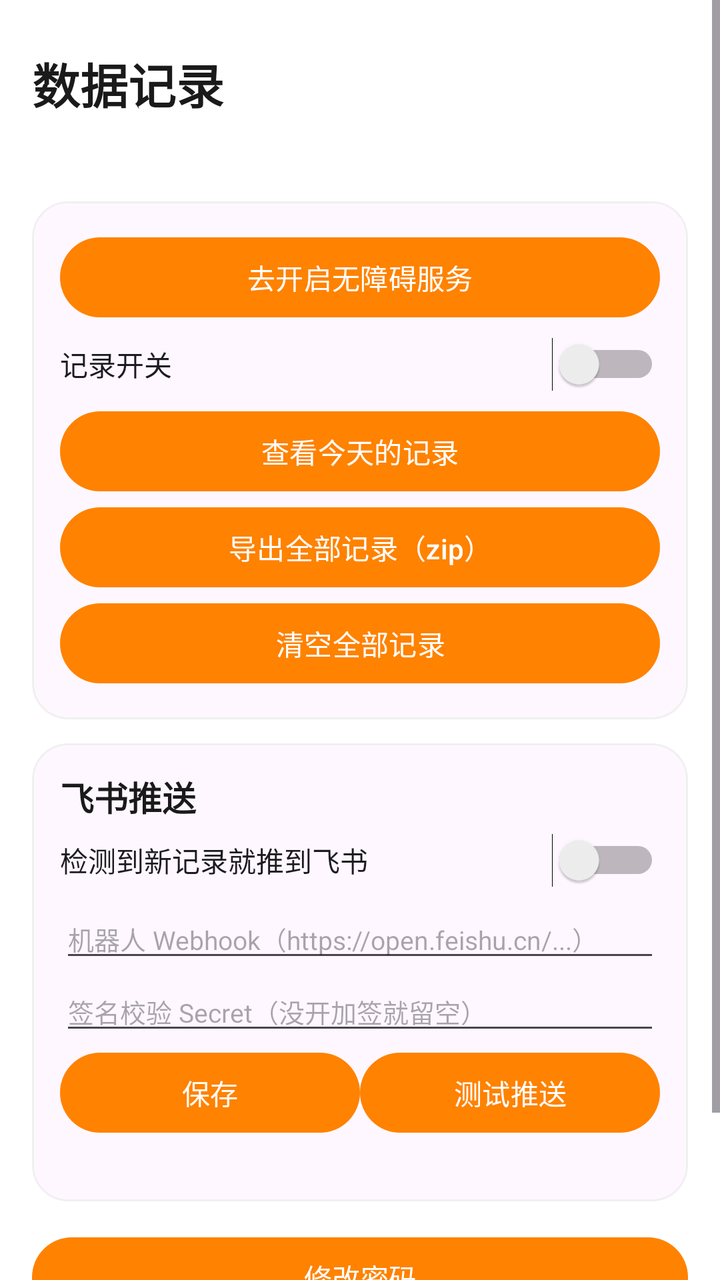
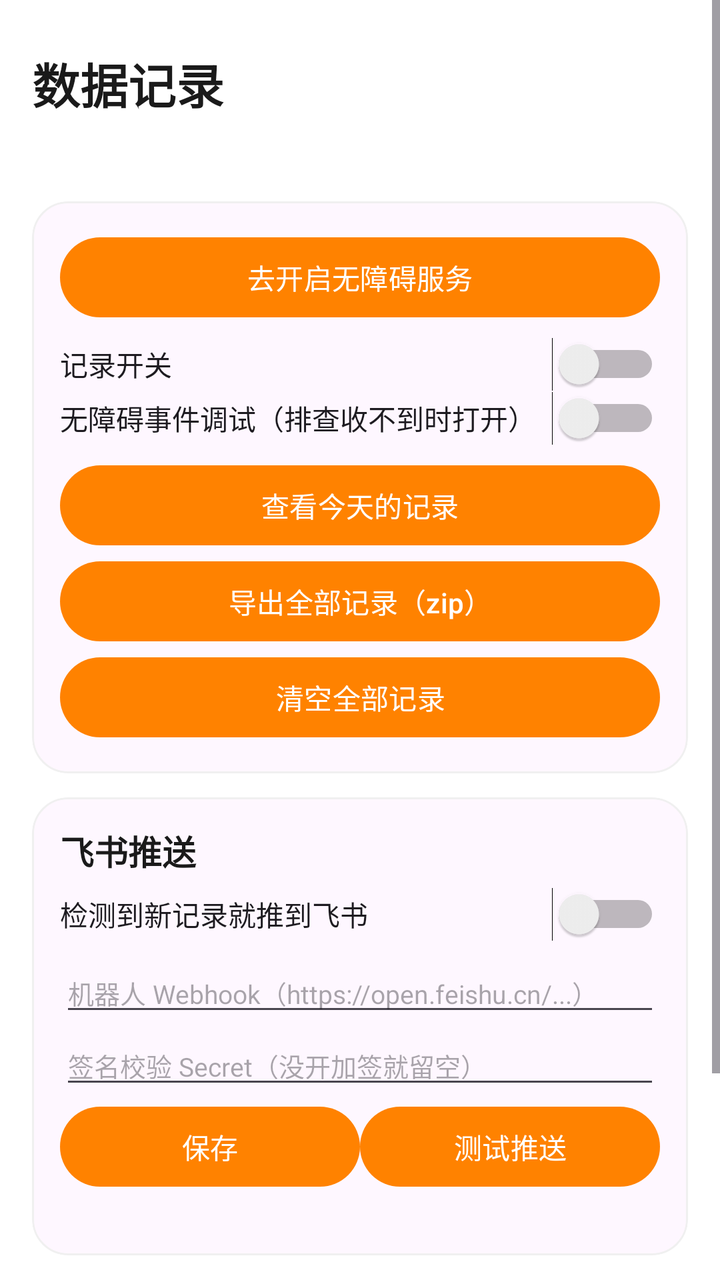

Two renders of the same Android screen: before a commit and after it. Below are the layout's source before the change and the commit's diff.
<!-- AndroidManifest.xml: application theme AppTheme -->
<!-- res/layout/activity_main.xml -->
<?xml version="1.0" encoding="utf-8"?>
<ScrollView xmlns:android="http://schemas.android.com/apk/res/android"
    xmlns:app="http://schemas.android.com/apk/res-auto"
    android:layout_width="match_parent"
    android:layout_height="match_parent"
    android:fillViewport="true">

    <LinearLayout
        android:layout_width="match_parent"
        android:layout_height="wrap_content"
        android:orientation="vertical"
        android:padding="16dp">

        <TextView
            android:layout_width="match_parent"
            android:layout_height="wrap_content"
            android:layout_marginTop="8dp"
            android:text="@string/logs_title"
            android:textColor="#1A1A1A"
            android:textSize="24sp"
            android:textStyle="bold" />

        <TextView
            android:id="@+id/tvStatus"
            android:layout_width="match_parent"
            android:layout_height="wrap_content"
            android:layout_marginTop="8dp"
            android:lineSpacingExtra="4dp"
            android:textColor="#666666"
            android:textSize="13sp" />

        <com.google.android.material.card.MaterialCardView
            android:layout_width="match_parent"
            android:layout_height="wrap_content"
            android:layout_marginTop="16dp"
            app:cardCornerRadius="18dp"
            app:cardElevation="0dp"
            app:strokeColor="#F0F0F0"
            app:strokeWidth="1dp">

            <LinearLayout
                android:layout_width="match_parent"
                android:layout_height="wrap_content"
                android:orientation="vertical"
                android:padding="14dp">

                <com.google.android.material.button.MaterialButton
                    android:id="@+id/btnAccess"
                    android:layout_width="match_parent"
                    android:layout_height="wrap_content"
                    android:text="去开启无障碍服务" />

                <Switch
                    android:id="@+id/swEnabled"
                    android:layout_width="match_parent"
                    android:layout_height="wrap_content"
                    android:layout_marginTop="6dp"
                    android:text="记录开关" />

                <com.google.android.material.button.MaterialButton
                    android:id="@+id/btnToday"
                    android:layout_width="match_parent"
                    android:layout_height="wrap_content"
                    android:layout_marginTop="6dp"
                    android:text="查看今天的记录" />

                <com.google.android.material.button.MaterialButton
                    android:id="@+id/btnShare"
                    android:layout_width="match_parent"
                    android:layout_height="wrap_content"
                    android:text="导出全部记录（zip）" />

                <com.google.android.material.button.MaterialButton
                    android:id="@+id/btnClear"
                    android:layout_width="match_parent"
                    android:layout_height="wrap_content"
                    android:text="清空全部记录" />
            </LinearLayout>
        </com.google.android.material.card.MaterialCardView>

        <com.google.android.material.card.MaterialCardView
            android:layout_width="match_parent"
            android:layout_height="wrap_content"
            android:layout_marginTop="12dp"
            app:cardCornerRadius="18dp"
            app:cardElevation="0dp"
            app:strokeColor="#F0F0F0"
            app:strokeWidth="1dp">

            <LinearLayout
                android:layout_width="match_parent"
                android:layout_height="wrap_content"
                android:orientation="vertical"
                android:padding="14dp">

                <TextView
                    android:layout_width="match_parent"
                    android:layout_height="wrap_content"
                    android:text="飞书推送"
                    android:textColor="#1A1A1A"
                    android:textSize="17sp"
                    android:textStyle="bold" />

                <Switch
                    android:id="@+id/swFeishu"
                    android:layout_width="match_parent"
                    android:layout_height="wrap_content"
                    android:layout_marginTop="6dp"
                    android:text="检测到新记录就推到飞书" />

                <EditText
                    android:id="@+id/etWebhook"
                    android:layout_width="match_parent"
                    android:layout_height="wrap_content"
                    android:layout_marginTop="6dp"
                    android:hint="机器人 Webhook（https://open.feishu.cn/...）"
                    android:inputType="textUri"
                    android:maxLines="3"
                    android:textSize="13sp" />

                <EditText
                    android:id="@+id/etSecret"
                    android:layout_width="match_parent"
                    android:layout_height="wrap_content"
                    android:hint="签名校验 Secret（没开加签就留空）"
                    android:inputType="textVisiblePassword"
                    android:maxLines="1"
                    android:textSize="13sp" />

                <LinearLayout
                    android:layout_width="match_parent"
                    android:layout_height="wrap_content"
                    android:orientation="horizontal">

                    <com.google.android.material.button.MaterialButton
                        android:id="@+id/btnSaveFeishu"
                        android:layout_width="0dp"
                        android:layout_height="wrap_content"
                        android:layout_weight="1"
                        android:text="保存" />

                    <com.google.android.material.button.MaterialButton
                        android:id="@+id/btnTestFeishu"
                        android:layout_width="0dp"
                        android:layout_height="wrap_content"
                        android:layout_weight="1"
                        android:text="测试推送" />
                </LinearLayout>

                <TextView
                    android:id="@+id/tvPush"
                    android:layout_width="match_parent"
                    android:layout_height="wrap_content"
                    android:textColor="#888888"
                    android:textSize="12sp" />
            </LinearLayout>
        </com.google.android.material.card.MaterialCardView>

        <com.google.android.material.button.MaterialButton
            android:id="@+id/btnPassword"
            android:layout_width="match_parent"
            android:layout_height="wrap_content"
            android:layout_marginTop="14dp"
            android:text="修改密码" />

        <com.google.android.material.card.MaterialCardView
            android:layout_width="match_parent"
            android:layout_height="wrap_content"
            android:layout_marginTop="12dp"
            app:cardCornerRadius="18dp"
            app:cardElevation="0dp"
            app:strokeColor="#F0F0F0"
            app:strokeWidth="1dp">

            <TextView
                android:id="@+id/tvLog"
                android:layout_width="match_parent"
                android:layout_height="wrap_content"
                android:fontFamily="monospace"
                android:padding="14dp"
                android:textColor="#333333"
                android:textIsSelectable="true"
                android:textSize="13sp" />
        </com.google.android.material.card.MaterialCardView>
    </LinearLayout>
</ScrollView>
<!-- resources referenced by this layout -->
<resources>
  <string name="logs_title">数据记录</string>
  <style name="AppTheme" parent="Theme.Material3.Light.NoActionBar">
          <item name="colorPrimary">#FF8200</item>
          <item name="colorOnPrimary">#FFFFFF</item>
          <item name="colorPrimaryContainer">#FFE0C2</item>
          <item name="colorOnPrimaryContainer">#2B1700</item>
          <item name="android:statusBarColor">#FF8200</item>
          <item name="android:windowLightStatusBar">false</item>
          <item name="android:windowBackground">#FFFFFFFF</item>
  
          
          <item name="android:windowActivityTransitions">true</item>
          <item name="android:windowEnterTransition">@android:transition/fade</item>
          <item name="android:windowExitTransition">@android:transition/fade</item>
          <item name="android:windowReturnTransition">@android:transition/fade</item>
          <item name="android:windowReenterTransition">@android:transition/fade</item>
      </style>
</resources>

<!-- the commit's change to res/layout/activity_main.xml (unified diff, before → after) -->
@@ -56,6 +56,12 @@
                     android:layout_height="wrap_content"
                     android:layout_marginTop="6dp"
                     android:text="记录开关" />
+
+                <Switch
+                    android:id="@+id/swDebug"
+                    android:layout_width="match_parent"
+                    android:layout_height="wrap_content"
+                    android:text="无障碍事件调试（排查收不到时打开）" />
 
                 <com.google.android.material.button.MaterialButton
                     android:id="@+id/btnToday"
